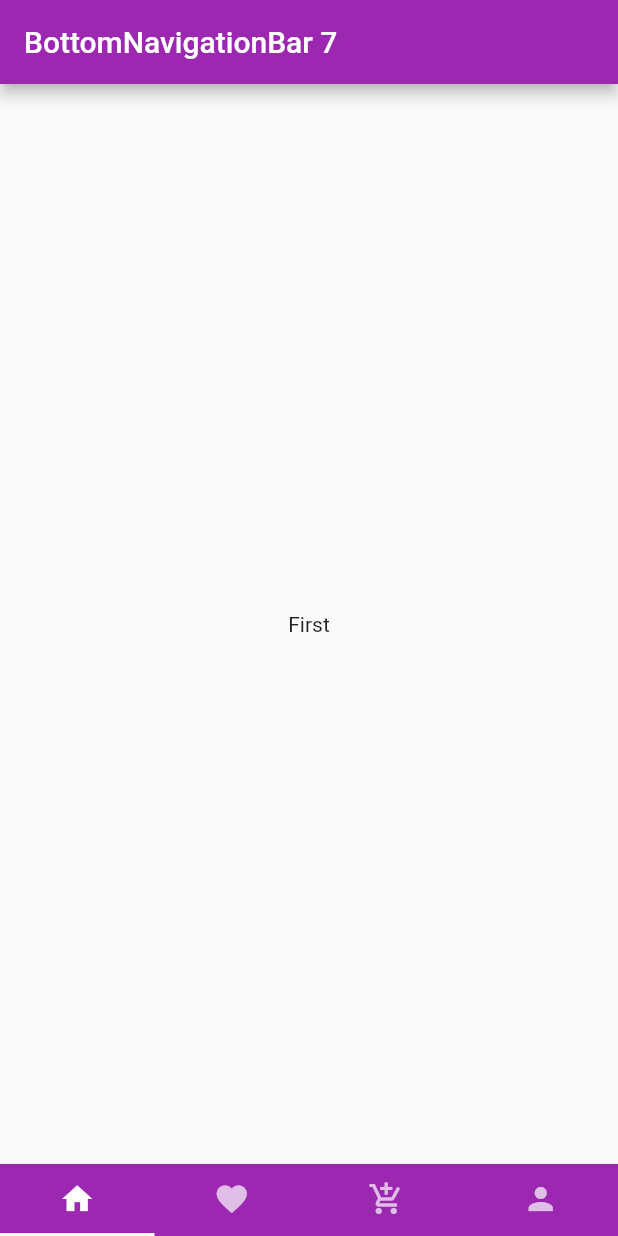
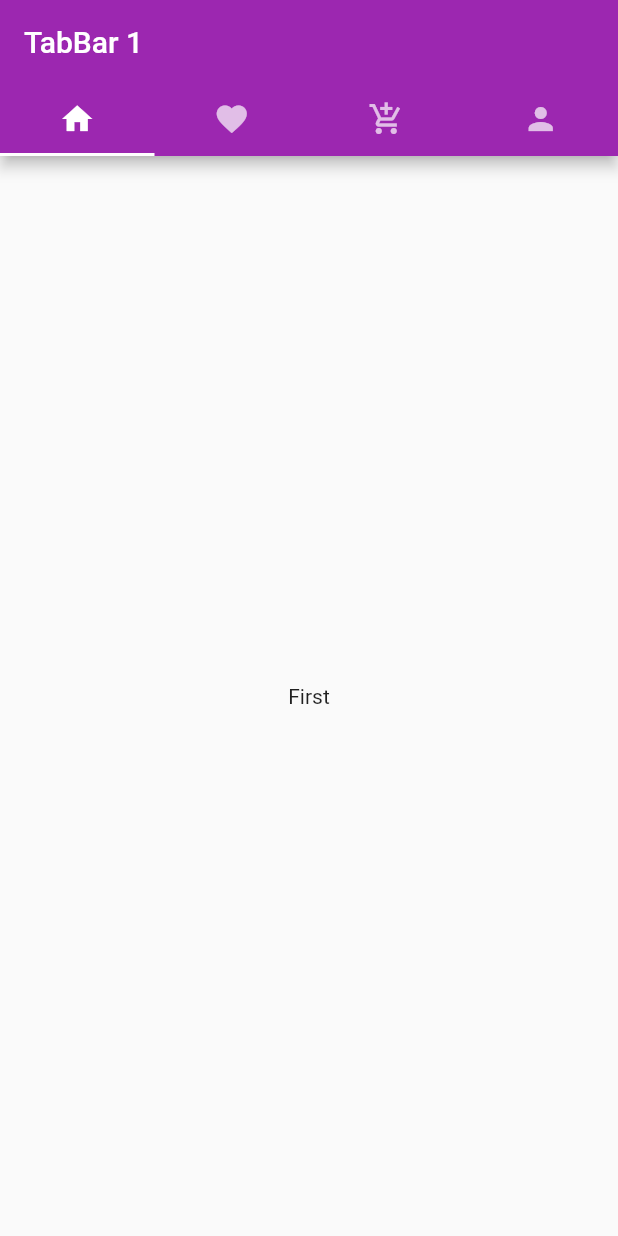
Before and after one commit to Mufaddal5253110/flutter_bottom_navigation_bar, a Flutter app: the screen it shows after launch, on a phone screen of 412 x 824 dp. Run offline on Flutter 3.47's test engine with Material 2 defaults, Android fonts, the phone set to English and light mode, and no system bars.

Commit message:
TabBar_1_added

```diff
--- a/lib/bottom_7.dart
+++ b/lib/bottom_7.dart
@@ -24,20 +24,8 @@ class _BottomNavSevenState extends State<BottomNavSeven>
   Widget build(BuildContext context) {
     return Scaffold(
       appBar: AppBar(
-        title: Text("BottomNavigationBar 7"),
-      ),
-      body: new TabBarView(
-        children: <Widget>[
-          new NewPage("First"),
-          new NewPage("Second"),
-          new NewPage("Third"),
-          new NewPage("Fourth")
-        ],
-        controller: tabController,
-      ),
-      bottomNavigationBar: new Material(
-        color: Colors.purple,
-        child: new TabBar(
+        title: Text("TabBar 1"),
+        bottom: new TabBar(
           tabs: <Widget>[
             new Tab(
               icon: Icon(Icons.home),
@@ -55,6 +43,15 @@ class _BottomNavSevenState extends State<BottomNavSeven>
           controller: tabController,
         ),
       ),
+      body: new TabBarView(
+        children: <Widget>[
+          new NewPage("First"),
+          new NewPage("Second"),
+          new NewPage("Third"),
+          new NewPage("Fourth")
+        ],
+        controller: tabController,
+      ),
     );
   }
 }
```
